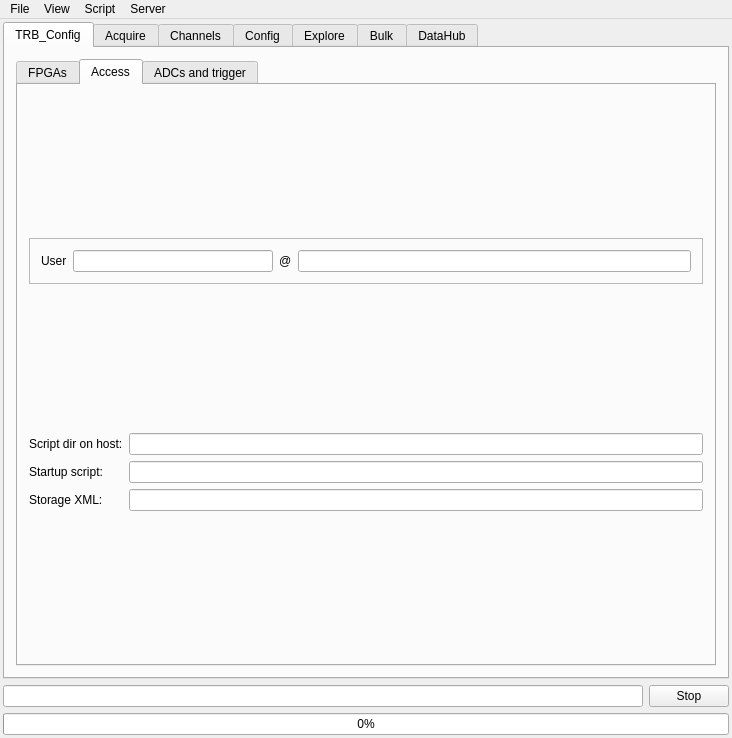
This is GUI/mainwindow.ui in andrmor/TRB3reader as Qt 5 draws it before an edit. The edited form follows.
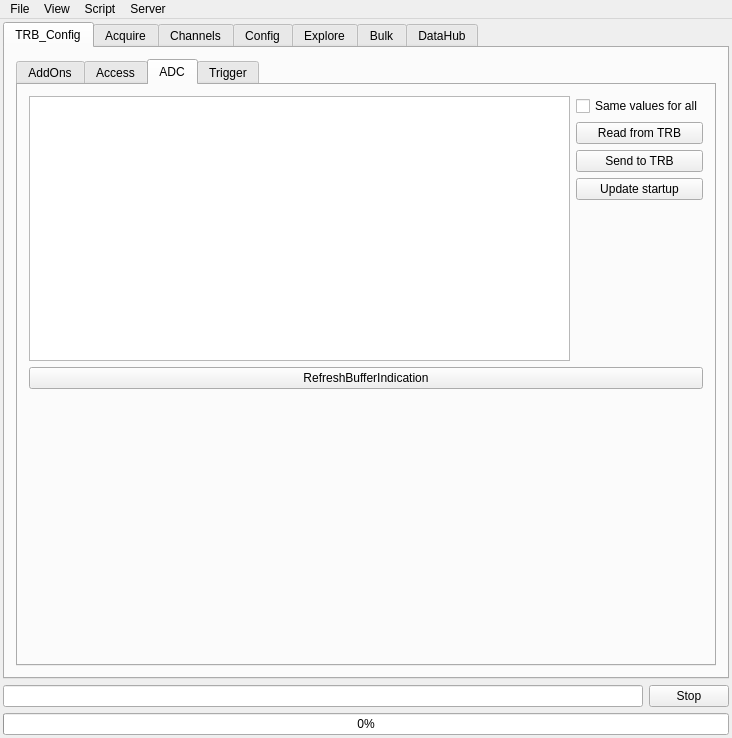
This is the edited form.

Commit message: can send config - test only

Patch:
```diff
--- a/GUI/mainwindow.ui
+++ b/GUI/mainwindow.ui
@@ -40,11 +40,11 @@
         <item>
          <widget class="QTabWidget" name="tabWidget">
           <property name="currentIndex">
-           <number>1</number>
+           <number>2</number>
           </property>
           <widget class="QWidget" name="tab_11">
            <attribute name="title">
-            <string>FPGAs</string>
+            <string>AddOns</string>
            </attribute>
            <layout class="QVBoxLayout" name="verticalLayout_36">
             <item>
@@ -314,9 +314,88 @@
             </item>
            </layout>
           </widget>
+          <widget class="QWidget" name="tab_6">
+           <attribute name="title">
+            <string>ADC</string>
+           </attribute>
+           <layout class="QVBoxLayout" name="verticalLayout_38">
+            <item>
+             <layout class="QHBoxLayout" name="horizontalLayout_58">
+              <item>
+               <widget class="QListWidget" name="lwBufferControl"/>
+              </item>
+              <item>
+               <layout class="QVBoxLayout" name="verticalLayout_37">
+                <item>
+                 <widget class="QCheckBox" name="cbBufferSameValues">
+                  <property name="text">
+                   <string>Same values for all</string>
+                  </property>
+                 </widget>
+                </item>
+                <item>
+                 <widget class="QPushButton" name="cbBufferReadFromTRB">
+                  <property name="text">
+                   <string>Read from TRB</string>
+                  </property>
+                 </widget>
+                </item>
+                <item>
+                 <widget class="QPushButton" name="pbBufferSendToTRB">
+                  <property name="text">
+                   <string>Send to TRB</string>
+                  </property>
+                 </widget>
+                </item>
+                <item>
+                 <widget class="QPushButton" name="pbBufferUpdateScript">
+                  <property name="text">
+                   <string>Update startup</string>
+                  </property>
+                 </widget>
+                </item>
+                <item>
+                 <spacer name="verticalSpacer_31">
+                  <property name="orientation">
+                   <enum>Qt::Vertical</enum>
+                  </property>
+                  <property name="sizeHint" stdset="0">
+                   <size>
+                    <width>20</width>
+                    <height>40</height>
+                   </size>
+                  </property>
+                 </spacer>
+                </item>
+               </layout>
+              </item>
+             </layout>
+            </item>
+            <item>
+             <widget class="QPushButton" name="pbRefreshBufferIndication">
+              <property name="text">
+               <string>RefreshBufferIndication</string>
+              </property>
+             </widget>
+            </item>
+            <item>
+             <spacer name="verticalSpacer_32">
+              <property name="orientation">
+               <enum>Qt::Vertical</enum>
+              </property>
+              <property name="sizeHint" stdset="0">
+               <size>
+                <width>20</width>
+                <height>247</height>
+               </size>
+              </property>
+             </spacer>
+            </item>
+           </layout>
+          </widget>
           <widget class="QWidget" name="tab_10">
            <attribute name="title">
-            <string>ADCs and trigger</string>
+            <string>Trigger</string>
            </attribute>
            <layout class="QVBoxLayout" name="verticalLayout_21">
             <item>
```
The commit also changes 12 other files.
